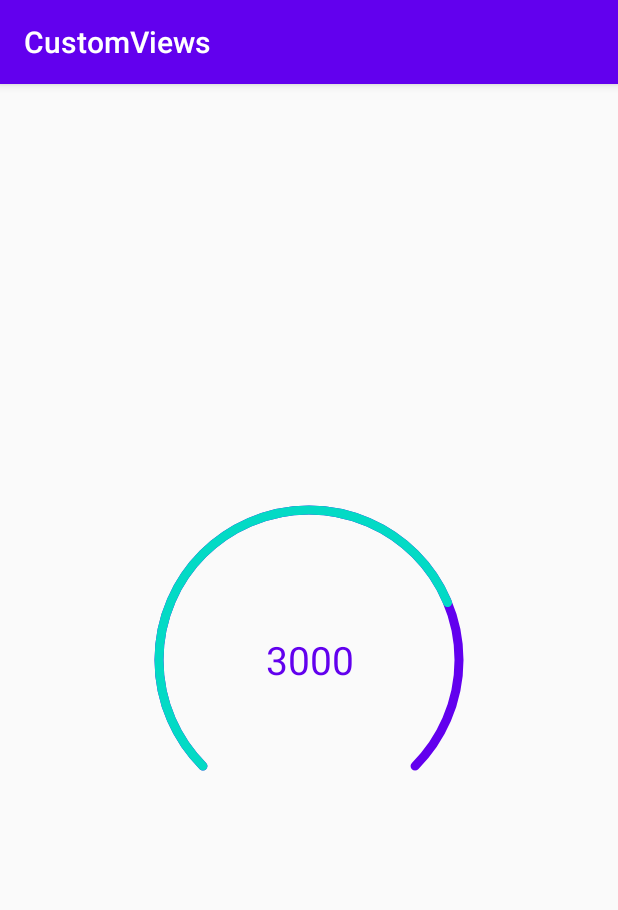
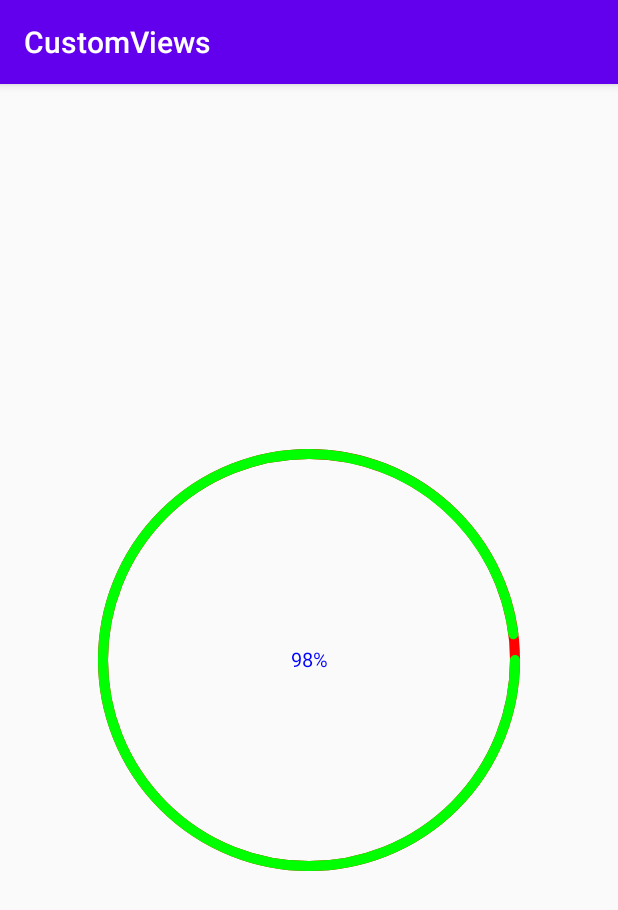
Before and after one commit to LuoSPro/CustomViews, an Android app: the MainActivity screen opened directly, with no data from a screen before it, on a phone screen of 412 x 824 dp. Shown: the top 910 px of the screen. Run offline under Robolectric (Android 15) with nearby library versions, the phone set to English and light mode, and no system bars.

Commit message:
动态加载框效果

```diff
--- /dev/null
+++ b/app/src/main/java/com/example/customviews/DynamicProgress.java
@@ -0,0 +1,122 @@
+package com.example.customviews;
+
+import android.annotation.SuppressLint;
+import android.content.Context;
+import android.content.res.TypedArray;
+import android.graphics.Canvas;
+import android.graphics.Color;
+import android.graphics.Paint;
+import android.graphics.Rect;
+import android.graphics.RectF;
+import android.util.AttributeSet;
+import android.view.View;
+
+import androidx.annotation.Nullable;
+
+/**
+ * 分析效果：
+ * 大圆、小圆、文字、动画
+ *
+ * 确定自定义属性
+ */
+public class DynamicProgress extends View {
+    //自定义属性
+    private int mRoundColor;
+    private int mProgressColor;
+    private int mProgressTextColor;
+    private float mRoundWidth;
+    private float mProgressTextSize;
+    private int mProgress = 20;
+
+    //绘制准备
+    private Paint mPaint;
+
+    public DynamicProgress(Context context) {
+        this(context,null);
+    }
+
+    public DynamicProgress(Context context, @Nullable AttributeSet attrs) {
+        this(context, attrs,0);
+    }
+
+    public DynamicProgress(Context context, @Nullable AttributeSet attrs, int defStyleAttr) {
+        super(context, attrs, defStyleAttr);
+        init();
+        TypedArray typedArray = context.obtainStyledAttributes(R.styleable.DynamicProgress);
+        mProgressColor = typedArray.getColor(R.styleable.DynamicProgress_ProgressColor,mProgressColor);
+        mRoundColor = typedArray.getColor(R.styleable.DynamicProgress_RoundColor,mRoundColor);
+        mProgressTextColor = typedArray.getColor(R.styleable.DynamicProgress_ProgressTextColor,mProgressTextColor);
+        mRoundWidth = typedArray.getDimensionPixelSize(R.styleable.DynamicProgress_RoundWidth, (int) mRoundWidth);
+        mProgressTextSize = typedArray.getDimensionPixelSize(R.styleable.DynamicProgress_ProgressTextSize, (int) mProgressTextSize);
+        typedArray.recycle();
+    }
+
+    private void init() {
+        mProgressColor = Color.GREEN;
+        mRoundColor = Color.RED;
+        mProgressTextColor = Color.BLUE;
+        mRoundWidth = 10;
+        mProgressTextSize = 20;
+    }
+
+    @Override
+    protected void onMeasure(int widthMeasureSpec, int heightMeasureSpec) {
+        int width = MeasureSpec.getSize(widthMeasureSpec);
+        int height = MeasureSpec.getSize(heightMeasureSpec);
+
+        int min = Math.min(width,height);
+        setMeasuredDimension(min,min);
+    }
+
+    @SuppressLint("DrawAllocation")
+    @Override
+    protected void onDraw(Canvas canvas) {
+        //获取View属性
+        int width = getWidth();
+        int height = getHeight();
+
+        //绘制准备
+        mPaint = new Paint();
+        //转角
+        mPaint.setStrokeCap(Paint.Cap.ROUND);
+        mPaint.setStrokeJoin(Paint.Join.ROUND);
+        mPaint.setStyle(Paint.Style.STROKE);
+        mPaint.setStrokeWidth(mRoundWidth);
+
+        float centerX = (float) (1.0*width/2);
+        float centerY = (float) (1.0*height/2);
+        float radius = (float) (1.0*width/3);
+
+
+        //画外圆
+        mPaint.setColor(mRoundColor);
+        RectF oval = new RectF(centerX-radius,centerY-radius,centerX+radius,centerY+radius);
+        canvas.drawArc(oval,0,360,false,mPaint);
+
+        //画内圆
+        float percent = (float) (1.0*mProgress/100);
+        mPaint.setColor(mProgressColor);
+        canvas.drawArc(oval,0,percent*360,false,mPaint);
+
+        //画文字前准备
+        mPaint.reset();
+        mPaint.setColor(mProgressTextColor);
+        mPaint.setTextSize(mProgressTextSize);
+        mPaint.setAntiAlias(true);
+
+        //画文字
+        String text = mProgress + "%";
+        Rect textBound = new Rect();
+        mPaint.getTextBounds(text,0,text.length(),textBound);
+        int dx = (width-textBound.width())/2;
+        Paint.FontMetrics fontMetrics = mPaint.getFontMetrics();
+        //计算文字基线
+        int baseLine = (int)(getHeight() / 2 + (fontMetrics.bottom - fontMetrics.top) / 2 - fontMetrics.bottom);
+        canvas.drawText(text,dx,baseLine,mPaint);
+    }
+
+    public void setProgress(int progress){
+        mProgress = progress;
+        invalidate();
+    }
+}
--- a/app/src/main/java/com/example/customviews/MainActivity.kt
+++ b/app/src/main/java/com/example/customviews/MainActivity.kt
@@ -12,24 +12,20 @@ class MainActivity : AppCompatActivity() {
     override fun onCreate(savedInstanceState: Bundle?) {
         super.onCreate(savedInstanceState)
         setContentView(R.layout.activity_main)
-        initQQStepView()
+        initDynamicProgress()
     }
 
-    private fun initQQStepView() {
-        step_view.apply {
-            setStepMax(4000)
-        }
-
+    private fun initDynamicProgress() {
         //属性动画
-        val valueAnimator = ObjectAnimator.ofFloat(0f, 3000f)
+        val valueAnimator = ObjectAnimator.ofFloat(0f, 100f)
         valueAnimator.apply {
-            duration = 1000
+            duration = 3000
             interpolator = DecelerateInterpolator()
             addUpdateListener(object : ValueAnimator.AnimatorUpdateListener {
                 override fun onAnimationUpdate(animation: ValueAnimator?) {
                     //这里只能先转成Float，直接先转成Int会崩掉
                     val curStep: Float = animation?.animatedValue as Float
-                    step_view.setCurStep(curStep.toInt())
+                    progress_view.setProgress(curStep.toInt())
                 }
             })
             start()
--- a/app/src/main/res/layout/activity_main.xml
+++ b/app/src/main/res/layout/activity_main.xml
@@ -8,14 +8,15 @@
     android:gravity="center"
     android:orientation="vertical">
 
-    <com.example.customviews.QQExerciseSteps
-        android:id="@+id/step_view"
-        app:outerColor="@color/colorPrimary"
-        app:innerColor="@color/colorAccent"
-        app:borderWidth="6dp"
-        app:stepTextSize="26sp"
-        app:stepTextColor="@color/colorPrimary"
+    <com.example.customviews.DynamicProgress
+        android:id="@+id/progress_view"
+        app:ProgressColor="@color/colorPrimary"
+        app:RoundColor="@color/colorAccent"
+        app:RoundWidth="30dp"
+        app:ProgressTextColor="@color/colorPrimary"
+        app:ProgressTextSize="26sp"
         android:layout_width="match_parent"
         android:layout_height="match_parent"/>
 
+
 </LinearLayout>
```
